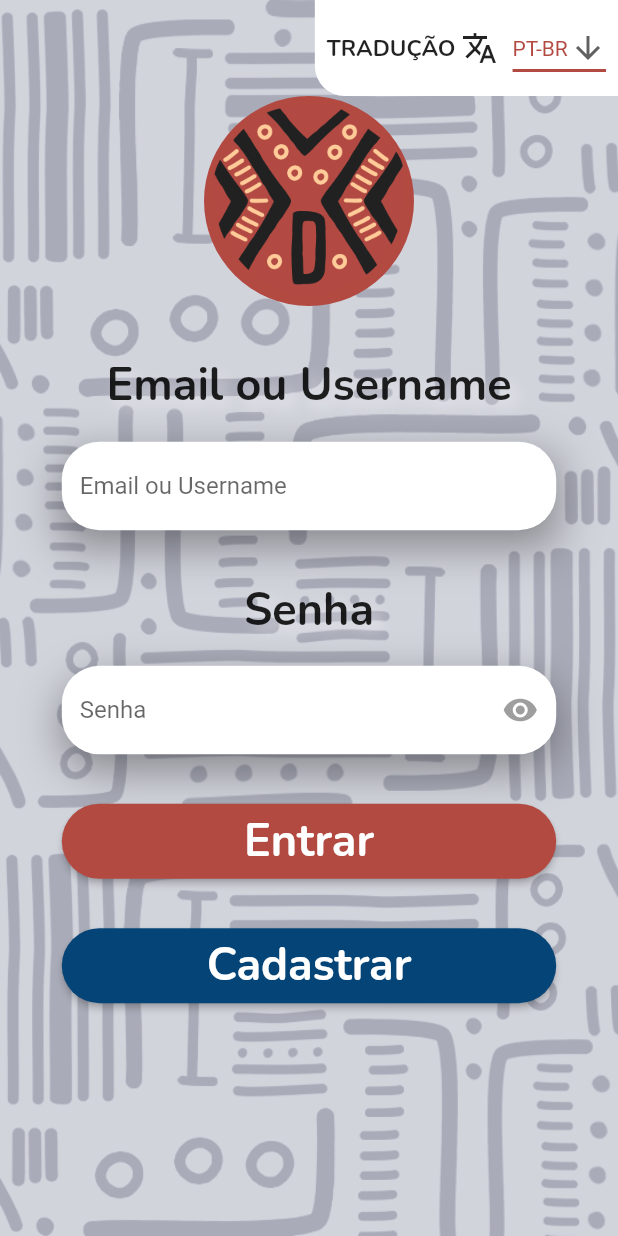
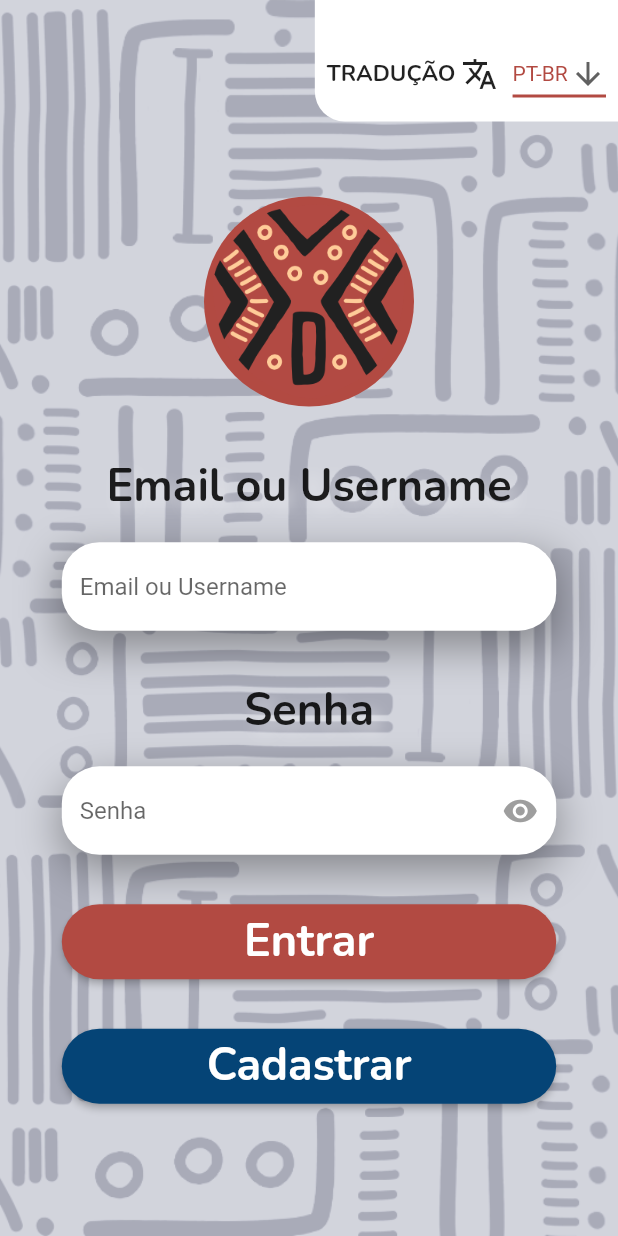
Before and after one commit to N0tFake/Akwen---projeto, a Flutter app: the LoginPage screen opened directly, on a phone screen of 412 x 824 dp. Run offline on Flutter 3.47's test engine with Material 2 defaults, Android fonts, the phone set to English and light mode, and no system bars; our stand-ins replace another_flushbar, audioplayers, cloud_firestore, diacritic, email_validator, firebase_auth and 5 more; accounts and stored records are empty; generated files the repository leaves out were written again.

Commit message:
Build app
- Algumas Correções
- Alterado o nome do app
- alterado o icon do app no Android

```diff
--- a/lib/app/global/components/img_background.dart
+++ b/lib/app/global/components/img_background.dart
@@ -1,8 +1,9 @@
 import 'package:flutter/material.dart';
 
 class ImgBackground extends StatefulWidget {
-  const ImgBackground({ Key? key, required this.child }) : super(key: key);
+  const ImgBackground({ Key? key, required this.child, required this.height }) : super(key: key);
   final Widget child;
+  final bool height;
 
   @override
   State<ImgBackground> createState() => _ImgBackgroundState();
@@ -14,6 +15,7 @@ class _ImgBackgroundState extends State<ImgBackground> {
     final Size screen = MediaQuery.of(context).size;
     return Container(
         width: screen.width,
+        height: widget.height ? screen.height : null,
         decoration: const BoxDecoration(
           image: DecorationImage(
             image: AssetImage('assets/images/fundos/fundo-grey-light.png'),
--- a/lib/app/modulos/challenges/desafio_1/components/loding.dart
+++ b/lib/app/modulos/challenges/desafio_1/components/loding.dart
@@ -16,6 +16,7 @@ class _LoadingChallengeState extends State<LoadingChallenge> {
     final Size screen = MediaQuery.of(context).size;
     return Scaffold(
       body: ImgBackground(
+        height: false,
         child: Center(
           child:  Text('Carregando ...', style: TextStyle(
             fontFamily: 'Nunito',
--- a/lib/app/modulos/challenges/desafio_1/components/page_desafio.dart
+++ b/lib/app/modulos/challenges/desafio_1/components/page_desafio.dart
@@ -70,6 +70,7 @@ class _PageDesafioState extends State<PageDesafio> {
     }
     return Scaffold(
       body: ImgBackground(
+        height: false,
         child: Padding(
           padding: const EdgeInsets.only(top: 20),
           child: Column(
--- a/lib/app/modulos/challenges/desafio_2/components/page_desafio.dart
+++ b/lib/app/modulos/challenges/desafio_2/components/page_desafio.dart
@@ -65,6 +65,7 @@ class _PageDesafio02State extends State<PageDesafio02> {
       store.setNumPosition(corrent);
       return Scaffold(
         body: ImgBackground(
+          height: false,
           child: Padding(
             padding: const EdgeInsets.only(top: 20.0),
             child: Column(
--- a/lib/app/modulos/challenges/desafio_3/components/challenge/selection_task.dart
+++ b/lib/app/modulos/challenges/desafio_3/components/challenge/selection_task.dart
@@ -79,6 +79,7 @@ class _SelectionTasksState extends State<SelectionTasks> {
     final Size screen = MediaQuery.of(context).size;
     return Scaffold(
       body: ImgBackground(
+        height: false,
         child: Padding(
           padding: const EdgeInsets.only(top: 20.0),
           child: Column(
--- a/lib/app/modulos/challenges/desafio_3/components/tasks.dart
+++ b/lib/app/modulos/challenges/desafio_3/components/tasks.dart
@@ -77,10 +77,10 @@ class _TasksState extends State<Tasks> {
 
   @override
   Widget build(BuildContext context) {
-    //final String questionOrder = widget.isAkwe == true ? "Akwẽ para português" : "Português para Akwẽ";
     final Size screen = MediaQuery.of(context).size;
     return Scaffold(
       body: ImgBackground(
+        height: false,
         child: Padding(
           padding: const EdgeInsets.only(top: 20.0),
           child: Column(
--- a/lib/app/modulos/loding_screen/loding_screen_page.dart
+++ b/lib/app/modulos/loding_screen/loding_screen_page.dart
@@ -30,6 +30,7 @@ class LodingScreenPageState extends State<LodingScreenPage> {
     final Size screen = MediaQuery.of(context).size;
     return Scaffold(
       body: ImgBackground(
+        height: false,
         child: Column(
           children: [
             Expanded(
--- a/lib/app/modulos/loding_screen/second_loding_screen/second_loding_screen_page.dart
+++ b/lib/app/modulos/loding_screen/second_loding_screen/second_loding_screen_page.dart
@@ -31,6 +31,7 @@ class _SecondLodingScreenPageState extends State<SecondLodingScreenPage> {
     final Size screen = MediaQuery.of(context).size;
     return Scaffold(
       body: ImgBackground(
+        height: false,
         child: Container(
           padding: const EdgeInsets.only(top: 45),
           color: Colors.white24,
--- a/lib/app/modulos/login/login_page.dart
+++ b/lib/app/modulos/login/login_page.dart
@@ -112,15 +112,17 @@ class _LoginPageState extends State<LoginPage> {
     final Size screen = MediaQuery.of(context).size;
     return Scaffold(
       body: ImgBackground(
+        height: true,
+        child: SingleChildScrollView(
           child: Column(
             children: [
               Padding(
-              padding: const EdgeInsets.only(right: 0.0),
+                padding: const EdgeInsets.only(bottom: 50.0),
                 child: Row(
                   mainAxisAlignment: MainAxisAlignment.end,
                   children: [
                     Container(
-                    padding: const EdgeInsets.all(8.0),
+                      padding: const EdgeInsets.fromLTRB(8.0, 25.0, 8.0, 8.0),
                       decoration: const BoxDecoration(
                           color: Colors.white,
                           borderRadius:
@@ -321,6 +323,7 @@ class _LoginPageState extends State<LoginPage> {
             ],
           ),
         ),
+      ),
     );
   }
 
--- a/lib/app/modulos/registration/registration_page.dart
+++ b/lib/app/modulos/registration/registration_page.dart
@@ -137,6 +137,7 @@ class RegistrationPageState extends State<RegistrationPage> {
       body: SingleChildScrollView(
         reverse: true,
         child: ImgBackground(
+          height: false,
           child: Padding(
             padding: const EdgeInsets.only(bottom: 20),
             child: Form(
@@ -148,7 +149,8 @@ class RegistrationPageState extends State<RegistrationPage> {
                   mainAxisAlignment: MainAxisAlignment.center,
                   children: [
 
-                    _columnSpace('inputSpace'),
+                    //_columnSpace('inputSpace'),
+                    const SizedBox(height: 20),
                     Container(
                       width: screen.width * 0.8,
                       padding: const EdgeInsets.all(10),
--- a/lib/app/modulos/resultado/resultado_page.dart
+++ b/lib/app/modulos/resultado/resultado_page.dart
@@ -62,6 +62,7 @@ class ResultadoPageState extends State<ResultadoPage> {
 
     return Scaffold(
       body: ImgBackground(
+        height: false,
         child: Column(
           mainAxisAlignment: MainAxisAlignment.spaceAround,
           children: [
```
Also changed, not shown: 6 other files. Lines whose indentation alone changed are shown as unchanged.
